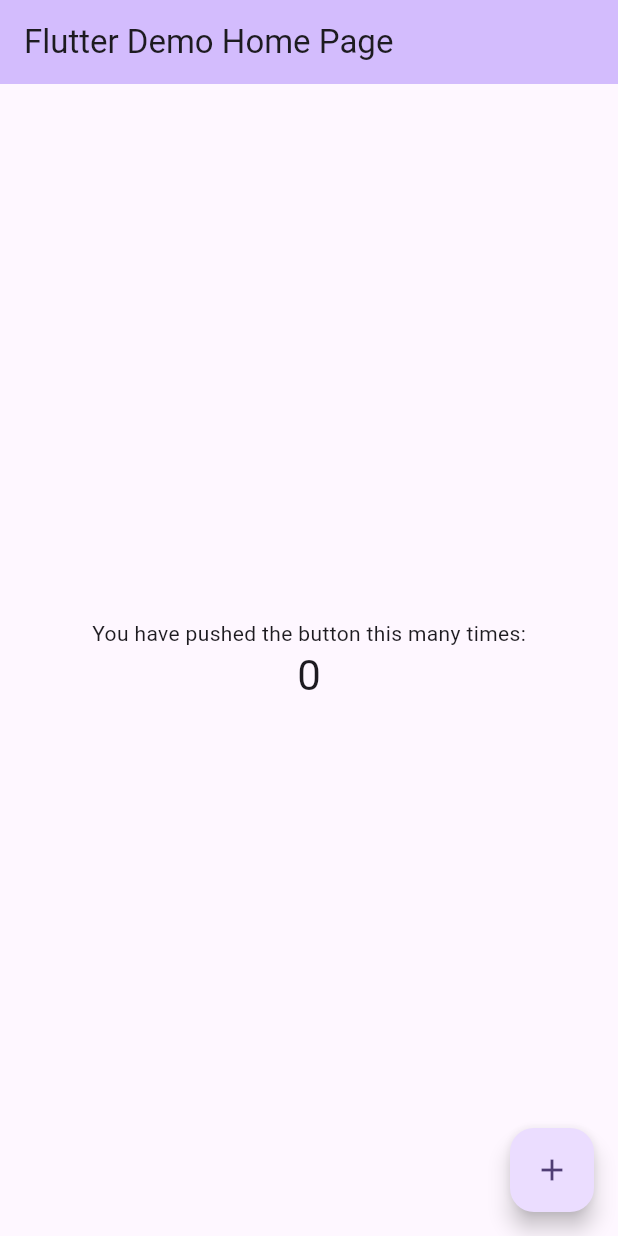
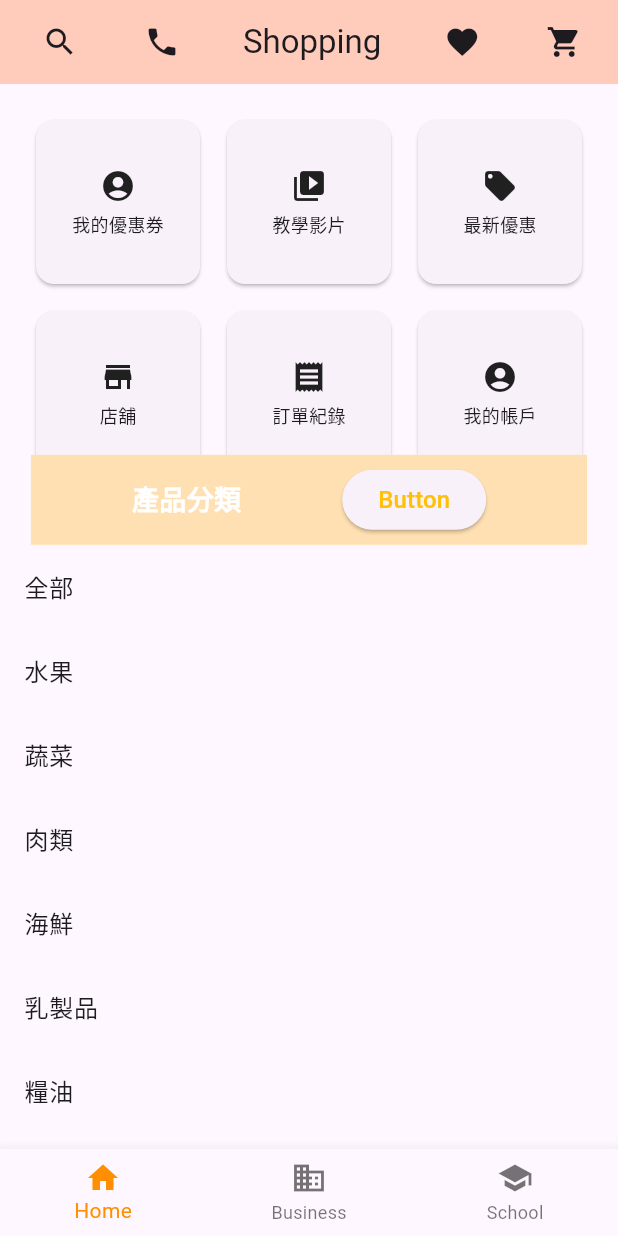
Before and after one commit to ivansiuzzz/e-comerce, a Flutter app: the screen it shows after launch, on a phone screen of 412 x 824 dp. Run offline on Flutter 3.47's test engine with Material 2 defaults, Android fonts, the phone set to English and light mode, and no system bars.

Commit message:
basic layout

```diff
--- a/lib/main.dart
+++ b/lib/main.dart
@@ -1,3 +1,4 @@
+import 'package:ecommerce/pages/HomePage.dart';
 import 'package:flutter/material.dart';
 
 void main() {
@@ -14,112 +15,10 @@ class MyApp extends StatelessWidget {
       title: 'Flutter Demo',
       theme: ThemeData(
         // This is the theme of your application.
-        //
-        // TRY THIS: Try running your application with "flutter run". You'll see
-        // the application has a blue toolbar. Then, without quitting the app,
-        // try changing the seedColor in the colorScheme below to Colors.green
-        // and then invoke "hot reload" (save your changes or press the "hot
-        // reload" button in a Flutter-supported IDE, or press "r" if you used
-        // the command line to start the app).
-        //
-        // Notice that the counter didn't reset back to zero; the application
-        // state is not lost during the reload. To reset the state, use hot
-        // restart instead.
-        //
-        // This works for code too, not just values: Most code changes can be
-        // tested with just a hot reload.
         colorScheme: ColorScheme.fromSeed(seedColor: Colors.deepPurple),
         useMaterial3: true,
       ),
-      home: const MyHomePage(title: 'Flutter Demo Home Page'),
+      home: const HomePage(),
     );
   }
 }
-
-class MyHomePage extends StatefulWidget {
-  const MyHomePage({super.key, required this.title});
-
-  // This widget is the home page of your application. It is stateful, meaning
-  // that it has a State object (defined below) that contains fields that affect
-  // how it looks.
-
-  // This class is the configuration for the state. It holds the values (in this
-  // case the title) provided by the parent (in this case the App widget) and
-  // used by the build method of the State. Fields in a Widget subclass are
-  // always marked "final".
-
-  final String title;
-
-  @override
-  State<MyHomePage> createState() => _MyHomePageState();
-}
-
-class _MyHomePageState extends State<MyHomePage> {
-  int _counter = 0;
-
-  void _incrementCounter() {
-    setState(() {
-      // This call to setState tells the Flutter framework that something has
-      // changed in this State, which causes it to rerun the build method below
-      // so that the display can reflect the updated values. If we changed
-      // _counter without calling setState(), then the build method would not be
-      // called again, and so nothing would appear to happen.
-      _counter++;
-    });
-  }
-
-  @override
-  Widget build(BuildContext context) {
-    // This method is rerun every time setState is called, for instance as done
-    // by the _incrementCounter method above.
-    //
-    // The Flutter framework has been optimized to make rerunning build methods
-    // fast, so that you can just rebuild anything that needs updating rather
-    // than having to individually change instances of widgets.
-    return Scaffold(
-      appBar: AppBar(
-        // TRY THIS: Try changing the color here to a specific color (to
-        // Colors.amber, perhaps?) and trigger a hot reload to see the AppBar
-        // change color while the other colors stay the same.
-        backgroundColor: Theme.of(context).colorScheme.inversePrimary,
-        // Here we take the value from the MyHomePage object that was created by
-        // the App.build method, and use it to set our appbar title.
-        title: Text(widget.title),
-      ),
-      body: Center(
-        // Center is a layout widget. It takes a single child and positions it
-        // in the middle of the parent.
-        child: Column(
-          // Column is also a layout widget. It takes a list of children and
-          // arranges them vertically. By default, it sizes itself to fit its
-          // children horizontally, and tries to be as tall as its parent.
-          //
-          // Column has various properties to control how it sizes itself and
-          // how it positions its children. Here we use mainAxisAlignment to
-          // center the children vertically; the main axis here is the vertical
-          // axis because Columns are vertical (the cross axis would be
-          // horizontal).
-          //
-          // TRY THIS: Invoke "debug painting" (choose the "Toggle Debug Paint"
-          // action in the IDE, or press "p" in the console), to see the
-          // wireframe for each widget.
-          mainAxisAlignment: MainAxisAlignment.center,
-          children: <Widget>[
-            const Text(
-              'You have pushed the button this many times:',
-            ),
-            Text(
-              '$_counter',
-              style: Theme.of(context).textTheme.headlineMedium,
-            ),
-          ],
-        ),
-      ),
-      floatingActionButton: FloatingActionButton(
-        onPressed: _incrementCounter,
-        tooltip: 'Increment',
-        child: const Icon(Icons.add),
-      ), // This trailing comma makes auto-formatting nicer for build methods.
-    );
-  }
-}
--- /dev/null
+++ b/lib/pages/HomePage.dart
@@ -0,0 +1,183 @@
+import 'package:ecommerce/widgets/customCard.dart';
+import 'package:flutter/material.dart';
+
+class HomePage extends StatefulWidget {
+  const HomePage({super.key});
+
+  @override
+  State<HomePage> createState() => _HomePageState();
+}
+
+class _HomePageState extends State<HomePage> {
+  int _currentIndex = 0;
+  final categories = [
+    '全部',
+    '水果',
+    '蔬菜',
+    '肉類',
+    '海鮮',
+    '乳製品',
+    '糧油',
+    '調味料',
+    '酒水飲料',
+    '零食'
+  ];
+
+  void handleOnclickInkWell() {
+    print("object");
+  }
+
+  int _selectedIndex = 0;
+  void _onItemTapped(int index) {
+    setState(() {
+      _selectedIndex = index;
+    });
+  }
+
+  @override
+  Widget build(BuildContext context) {
+    final screenWidth = MediaQuery.of(context).size.width;
+    final screenHeight = MediaQuery.of(context).size.height;
+    final bannerHeight = screenHeight * 0.2;
+    return Scaffold(
+        appBar: AppBar(
+          backgroundColor: Colors.deepOrange.shade100,
+          title: Row(
+            children: [
+              IconButton(
+                icon: Icon(Icons.search),
+                onPressed: () {},
+              ),
+              SizedBox(width: 20),
+              IconButton(
+                icon: Icon(Icons.phone),
+                onPressed: () {},
+              ),
+              SizedBox(width: 30),
+              Text("Shopping"),
+              SizedBox(width: 30),
+              IconButton(
+                icon: Icon(Icons.favorite),
+                onPressed: () {},
+              ),
+              SizedBox(width: 20),
+              IconButton(
+                icon: Icon(Icons.shopping_cart),
+                onPressed: () {},
+              ),
+            ],
+          ),
+        ),
+        body: SingleChildScrollView(
+          child: Column(
+            children: [
+              SizedBox(
+                height: screenHeight * 0.3,
+                child: GridView.count(
+                  primary: false,
+                  padding: const EdgeInsets.all(20),
+                  crossAxisCount: 3,
+                  childAspectRatio: 1.0,
+                  mainAxisSpacing: 10.0,
+                  crossAxisSpacing: 10.0,
+                  children: [
+                    CustomCard(
+                      icon: Icon(Icons.account_circle),
+                      title: '我的優惠券',
+                      onClickInkWell: handleOnclickInkWell,
+                    ),
+                    CustomCard(
+                      icon: Icon(Icons.video_library),
+                      title: '教學影片',
+                      onClickInkWell: handleOnclickInkWell,
+                    ),
+                    CustomCard(
+                      icon: Icon(Icons.local_offer),
+                      title: '最新優惠',
+                      onClickInkWell: handleOnclickInkWell,
+                    ),
+                    CustomCard(
+                      icon: Icon(Icons.store),
+                      title: '店舖',
+                      onClickInkWell: handleOnclickInkWell,
+                    ),
+                    CustomCard(
+                      icon: Icon(Icons.receipt),
+                      title: '訂單紀錄',
+                      onClickInkWell: handleOnclickInkWell,
+                    ),
+                    CustomCard(
+                      icon: Icon(Icons.account_circle),
+                      title: '我的帳戶',
+                      onClickInkWell: handleOnclickInkWell,
+                    ),
+                  ],
+                ),
+              ),
+              Container(
+                width: screenWidth * 0.9,
+                height: 60,
+                decoration: BoxDecoration(
+                  color: Colors.orange.shade100,
+                ),
+                child: Row(
+                  mainAxisAlignment: MainAxisAlignment.spaceEvenly,
+                  children: [
+                    Text(
+                      '產品分類',
+                      style: TextStyle(
+                        color: Colors.white,
+                        fontSize: 18,
+                        fontWeight: FontWeight.bold,
+                      ),
+                    ),
+                    ElevatedButton(
+                      onPressed: () {
+                        // 处理按钮点击事件的逻辑
+                      },
+                      child: Text(
+                        'Button',
+                        style: TextStyle(
+                          color: Colors.amber,
+                          fontSize: 16,
+                        ),
+                      ),
+                    ),
+                  ],
+                ),
+              ),
+              SizedBox(
+                height: screenHeight * 0.5,
+                child: ListView.builder(
+                  itemCount: categories.length,
+                  itemBuilder: (context, index) {
+                    return ListTile(
+                      title: Text(categories[index]),
+                    );
+                  },
+                ),
+              ),
+            ],
+          ),
+        ),
+        bottomNavigationBar: BottomNavigationBar(
+          items: const <BottomNavigationBarItem>[
+            BottomNavigationBarItem(
+              icon: Icon(Icons.home),
+              label: 'Home',
+            ),
+            BottomNavigationBarItem(
+              icon: Icon(Icons.business),
+              label: 'Business',
+            ),
+            BottomNavigationBarItem(
+              icon: Icon(Icons.school),
+              label: 'School',
+            ),
+          ],
+          currentIndex: 0,
+          selectedItemColor: Colors.amber[800],
+          onTap: _onItemTapped,
+        ));
+  }
+}
--- /dev/null
+++ b/lib/widgets/CustomCard.dart
@@ -0,0 +1,33 @@
+import 'package:flutter/material.dart';
+
+class CustomCard extends StatelessWidget {
+  const CustomCard(
+      {super.key,
+      required this.title,
+      required this.onClickInkWell,
+      required this.icon});
+
+  final String title;
+  final void Function() onClickInkWell;
+  final Icon icon;
+
+  @override
+  Widget build(BuildContext context) {
+    return InkWell(
+      child: Card(
+        child: Column(
+          mainAxisAlignment: MainAxisAlignment.center,
+          children: [
+            icon,
+            SizedBox(height: 5),
+            Text(
+              title,
+              style: TextStyle(fontSize: 12),
+            ),
+          ],
+        ),
+      ),
+      onTap: onClickInkWell,
+    );
+  }
+}
```
Also changed, not shown: analysis_options.yaml (+26 -26 lines).
